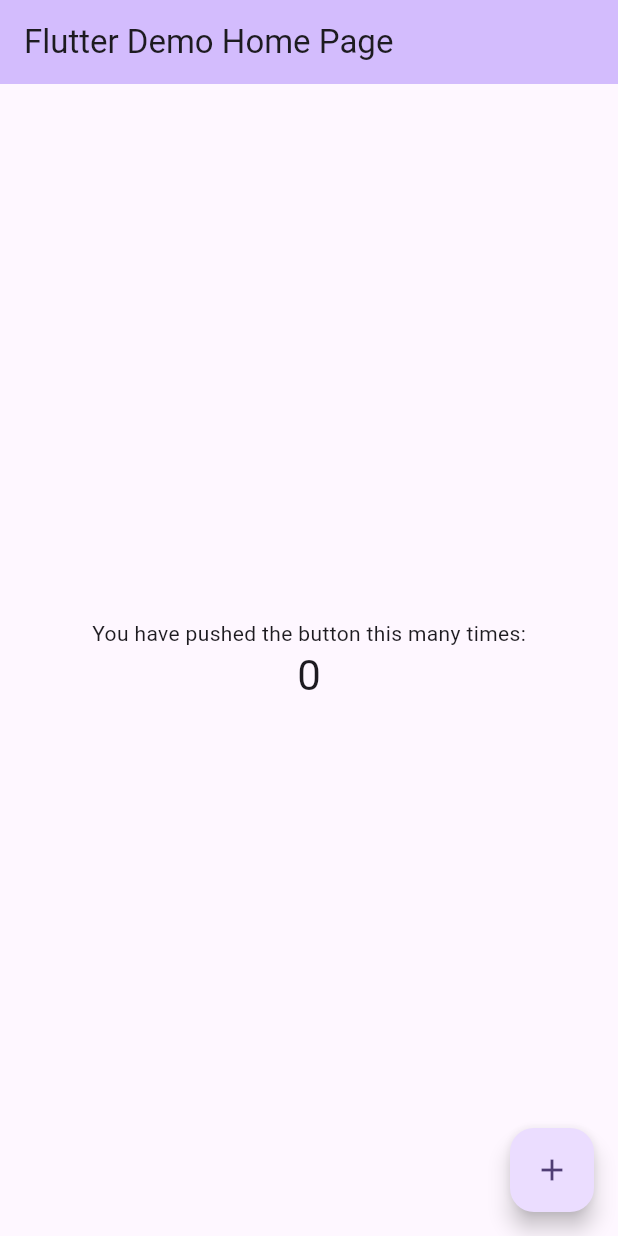
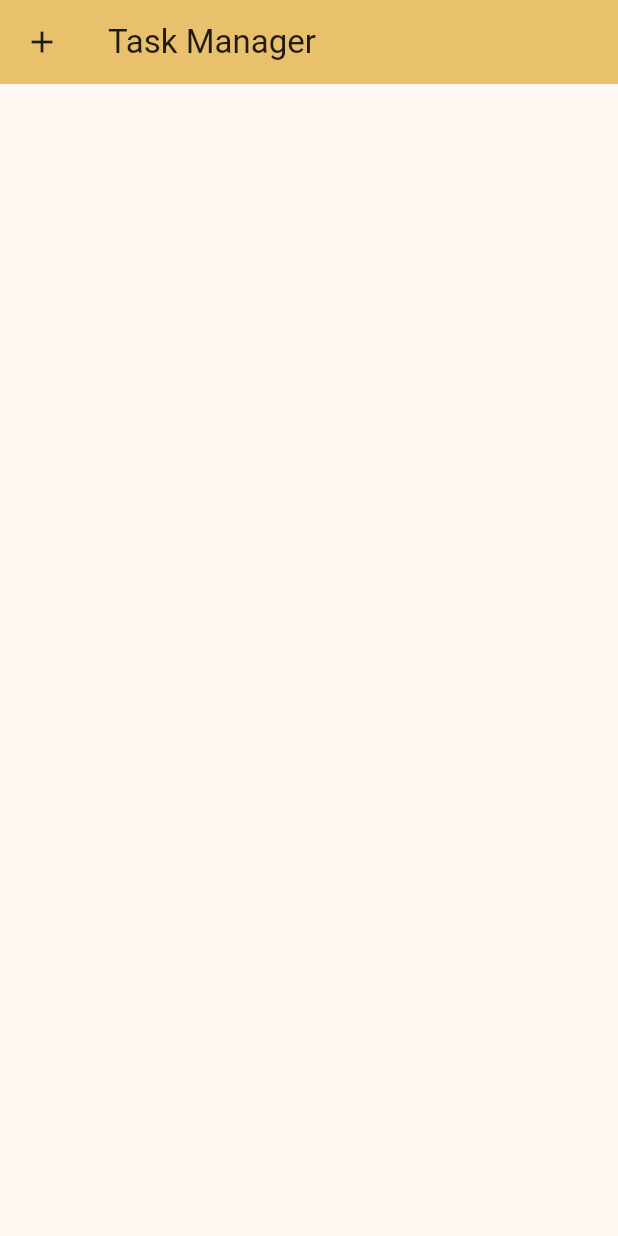
Before and after one commit to soaresg/task_manager, a Flutter app: the screen it shows after launch, on a phone screen of 412 x 824 dp. Run offline on Flutter 3.47's test engine with Material 3 defaults, Android fonts, the phone set to English and light mode, and no system bars.

Commit message:
initial ajustments

```diff
--- /dev/null
+++ b/lib/home_page.dart
@@ -0,0 +1,25 @@
+import 'package:flutter/material.dart';
+
+class HomePage extends StatefulWidget {
+  const HomePage({super.key});
+
+  @override
+  State<HomePage> createState() => _HomePageState();
+}
+
+class _HomePageState extends State<HomePage> {
+  @override
+  Widget build(BuildContext context) {
+    return Scaffold(
+      appBar: AppBar(
+        title: const Text('Task Manager'),
+        backgroundColor: Theme.of(context).colorScheme.inversePrimary,
+        leading: IconButton(
+          onPressed: () => debugPrint('Click'),
+          icon: const Icon(Icons.add),
+        ),
+      ),
+      body: Container(),
+    );
+  }
+}
--- a/lib/main.dart
+++ b/lib/main.dart
@@ -1,4 +1,5 @@
 import 'package:flutter/material.dart';
+import 'package:task_manager/home_page.dart';
 
 void main() {
   runApp(const MyApp());
@@ -13,113 +14,10 @@ class MyApp extends StatelessWidget {
     return MaterialApp(
       title: 'Flutter Demo',
       theme: ThemeData(
-        // This is the theme of your application.
-        //
-        // TRY THIS: Try running your application with "flutter run". You'll see
-        // the application has a purple toolbar. Then, without quitting the app,
-        // try changing the seedColor in the colorScheme below to Colors.green
-        // and then invoke "hot reload" (save your changes or press the "hot
-        // reload" button in a Flutter-supported IDE, or press "r" if you used
-        // the command line to start the app).
-        //
-        // Notice that the counter didn't reset back to zero; the application
-        // state is not lost during the reload. To reset the state, use hot
-        // restart instead.
-        //
-        // This works for code too, not just values: Most code changes can be
-        // tested with just a hot reload.
-        colorScheme: ColorScheme.fromSeed(seedColor: Colors.deepPurple),
+        colorScheme: ColorScheme.fromSeed(seedColor: Colors.amber),
         useMaterial3: true,
       ),
-      home: const MyHomePage(title: 'Flutter Demo Home Page'),
+      home: const HomePage(),
     );
   }
 }
-
-class MyHomePage extends StatefulWidget {
-  const MyHomePage({super.key, required this.title});
-
-  // This widget is the home page of your application. It is stateful, meaning
-  // that it has a State object (defined below) that contains fields that affect
-  // how it looks.
-
-  // This class is the configuration for the state. It holds the values (in this
-  // case the title) provided by the parent (in this case the App widget) and
-  // used by the build method of the State. Fields in a Widget subclass are
-  // always marked "final".
-
-  final String title;
-
-  @override
-  State<MyHomePage> createState() => _MyHomePageState();
-}
-
-class _MyHomePageState extends State<MyHomePage> {
-  int _counter = 0;
-
-  void _incrementCounter() {
-    setState(() {
-      // This call to setState tells the Flutter framework that something has
-      // changed in this State, which causes it to rerun the build method below
-      // so that the display can reflect the updated values. If we changed
-      // _counter without calling setState(), then the build method would not be
-      // called again, and so nothing would appear to happen.
-      _counter++;
-    });
-  }
-
-  @override
-  Widget build(BuildContext context) {
-    // This method is rerun every time setState is called, for instance as done
-    // by the _incrementCounter method above.
-    //
-    // The Flutter framework has been optimized to make rerunning build methods
-    // fast, so that you can just rebuild anything that needs updating rather
-    // than having to individually change instances of widgets.
-    return Scaffold(
-      appBar: AppBar(
-        // TRY THIS: Try changing the color here to a specific color (to
-        // Colors.amber, perhaps?) and trigger a hot reload to see the AppBar
-        // change color while the other colors stay the same.
-        backgroundColor: Theme.of(context).colorScheme.inversePrimary,
-        // Here we take the value from the MyHomePage object that was created by
-        // the App.build method, and use it to set our appbar title.
-        title: Text(widget.title),
-      ),
-      body: Center(
-        // Center is a layout widget. It takes a single child and positions it
-        // in the middle of the parent.
-        child: Column(
-          // Column is also a layout widget. It takes a list of children and
-          // arranges them vertically. By default, it sizes itself to fit its
-          // children horizontally, and tries to be as tall as its parent.
-          //
-          // Column has various properties to control how it sizes itself and
-          // how it positions its children. Here we use mainAxisAlignment to
-          // center the children vertically; the main axis here is the vertical
-          // axis because Columns are vertical (the cross axis would be
-          // horizontal).
-          //
-          // TRY THIS: Invoke "debug painting" (choose the "Toggle Debug Paint"
-          // action in the IDE, or press "p" in the console), to see the
-          // wireframe for each widget.
-          mainAxisAlignment: MainAxisAlignment.center,
-          children: <Widget>[
-            const Text(
-              'You have pushed the button this many times:',
-            ),
-            Text(
-              '$_counter',
-              style: Theme.of(context).textTheme.headlineMedium,
-            ),
-          ],
-        ),
-      ),
-      floatingActionButton: FloatingActionButton(
-        onPressed: _incrementCounter,
-        tooltip: 'Increment',
-        child: const Icon(Icons.add),
-      ), // This trailing comma makes auto-formatting nicer for build methods.
-    );
-  }
-}
```
Also changed, not shown: pubspec.lock.
